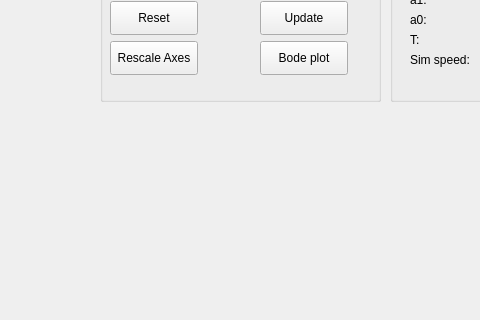
This is mainwindow.ui in SP2FET/MMM as Qt 5 draws it before an edit; both pictures show x 580 to 1060 and y 256 to 576 of the 1325 by 576 pixel window. The edited form follows.
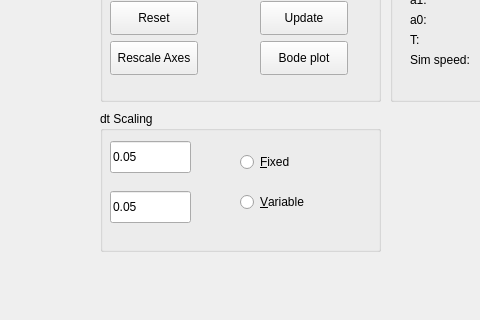
This is the edited form. Custom widgets are drawn as their Qt base class.

The edit to the form file:
```diff
--- a/mainwindow.ui
+++ b/mainwindow.ui
@@ -689,6 +689,77 @@
      </property>
     </widget>
    </widget>
+   <widget class="QGroupBox" name="groupBox_3">
+    <property name="geometry">
+     <rect>
+      <x>680</x>
+      <y>350</y>
+      <width>281</width>
+      <height>141</height>
+     </rect>
+    </property>
+    <property name="title">
+     <string>dt Scaling</string>
+    </property>
+    <widget class="QLineEdit" name="constIntEdit">
+     <property name="geometry">
+      <rect>
+       <x>10</x>
+       <y>30</y>
+       <width>81</width>
+       <height>32</height>
+      </rect>
+     </property>
+     <property name="text">
+      <string>0.05</string>
+     </property>
+    </widget>
+    <widget class="QLineEdit" name="intEdit">
+     <property name="geometry">
+      <rect>
+       <x>10</x>
+       <y>80</y>
+       <width>81</width>
+       <height>32</height>
+      </rect>
+     </property>
+     <property name="text">
+      <string>0.05</string>
+     </property>
+    </widget>
+    <widget class="QRadioButton" name="fixedButton">
+     <property name="geometry">
+      <rect>
+       <x>140</x>
+       <y>40</y>
+       <width>105</width>
+       <height>22</height>
+      </rect>
+     </property>
+     <property name="text">
+      <string>&amp;Fixed </string>
+     </property>
+     <attribute name="buttonGroup">
+      <string notr="true">buttonGroup_2</string>
+     </attribute>
+    </widget>
+    <widget class="QRadioButton" name="variableButton_2">
+     <property name="geometry">
+      <rect>
+       <x>140</x>
+       <y>80</y>
+       <width>105</width>
+       <height>22</height>
+      </rect>
+     </property>
+     <property name="text">
+      <string>&amp;Variable</string>
+     </property>
+     <attribute name="buttonGroup">
+      <string notr="true">buttonGroup_2</string>
+     </attribute>
+    </widget>
+   </widget>
   </widget>
   <widget class="QMenuBar" name="menuBar">
    <property name="geometry">
```
Left out of the diff: 1 changed line with no effect on the pictures.
